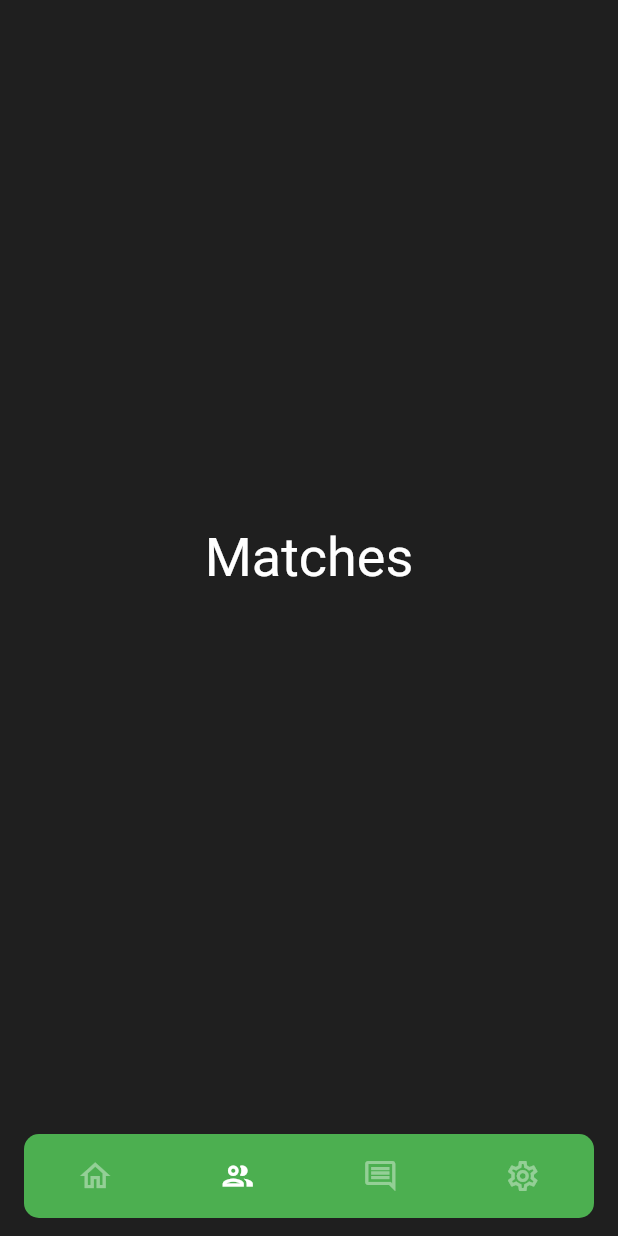
After one commit to Legal-Mentors-Network/frontend, a Flutter app: the screen it shows after launch, item 2 of the bottom bar chosen, on a phone screen of 412 x 824 dp. The commit adds this screen. Run offline on Flutter 3.47's test engine with Material 3 defaults, Android fonts, the phone set to English and light mode, and no system bars; our stand-ins replace flutter_riverpod, go_router.

Commit message:
add navigation

```diff
--- a/app/lib/common/components/bottom_bar/bottom_bar.dart
+++ b/app/lib/common/components/bottom_bar/bottom_bar.dart
@@ -1,5 +1,6 @@
 import 'package:flutter/material.dart';
 import 'package:flutter_riverpod/flutter_riverpod.dart';
+import 'package:go_router/go_router.dart';
 import 'package:lmn/common/components/bottom_bar/nav_item.dart';
 import 'package:lmn/common/components/bottom_bar/state.dart';
 import 'package:lmn/router/route.dart' as app_route;
@@ -13,6 +14,11 @@ class AppBottomBar extends ConsumerWidget {
     final activeRoute = ref.watch(bottomBarState);
 
     debugPrint("active route: $activeRoute");
+
+    ref.listen(bottomBarState, (prev, curr) {
+      debugPrint("prev: $prev, curr: $curr");
+      context.go(curr);
+    });
 
     void onTap(app_route.Route route) {
       debugPrint("route: ${route.name} ${route.path}");
--- /dev/null
+++ b/app/lib/features/matches/matches.dart
@@ -0,0 +1,13 @@
+import 'package:flutter/material.dart';
+import 'package:lmn/common/extensions.dart';
+
+class Matches extends StatelessWidget {
+  const Matches({super.key});
+
+  @override
+  Widget build(BuildContext context) {
+    return Center(
+      child: Text("Matches", style: context.text.displaySmall),
+    );
+  }
+}
```
Also changed, not shown: app/lib/features/conversations/conversations.dart (added, +13 -0 lines), app/lib/features/settings/settings.dart (added, +13 -0 lines), app/lib/router/go_routes.dart (+6 -3 lines).
